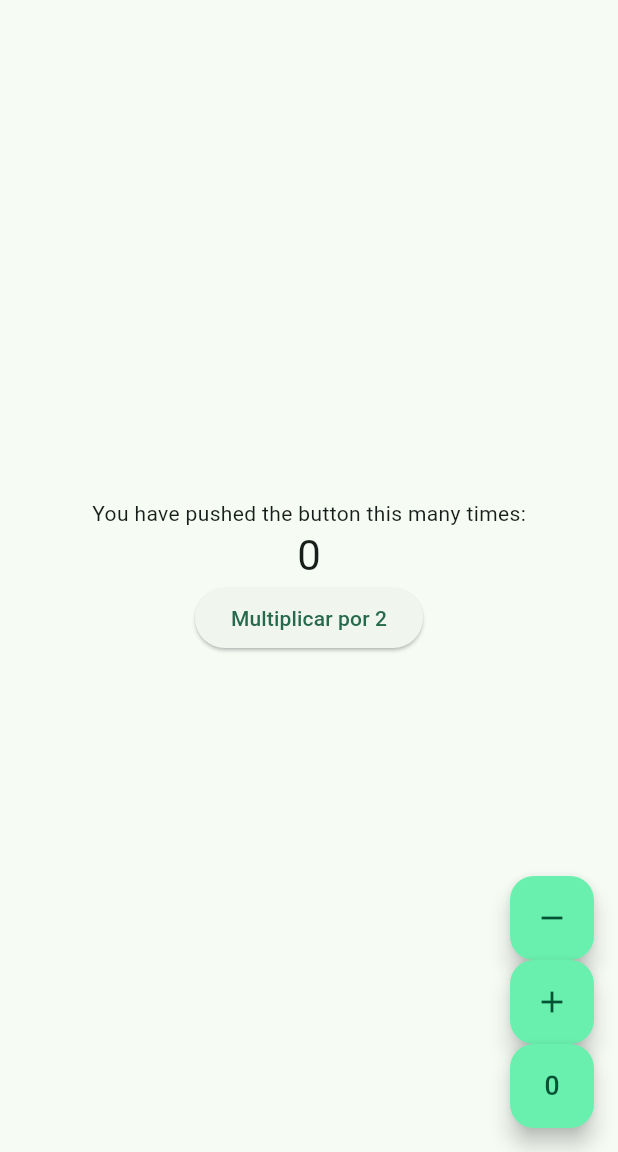
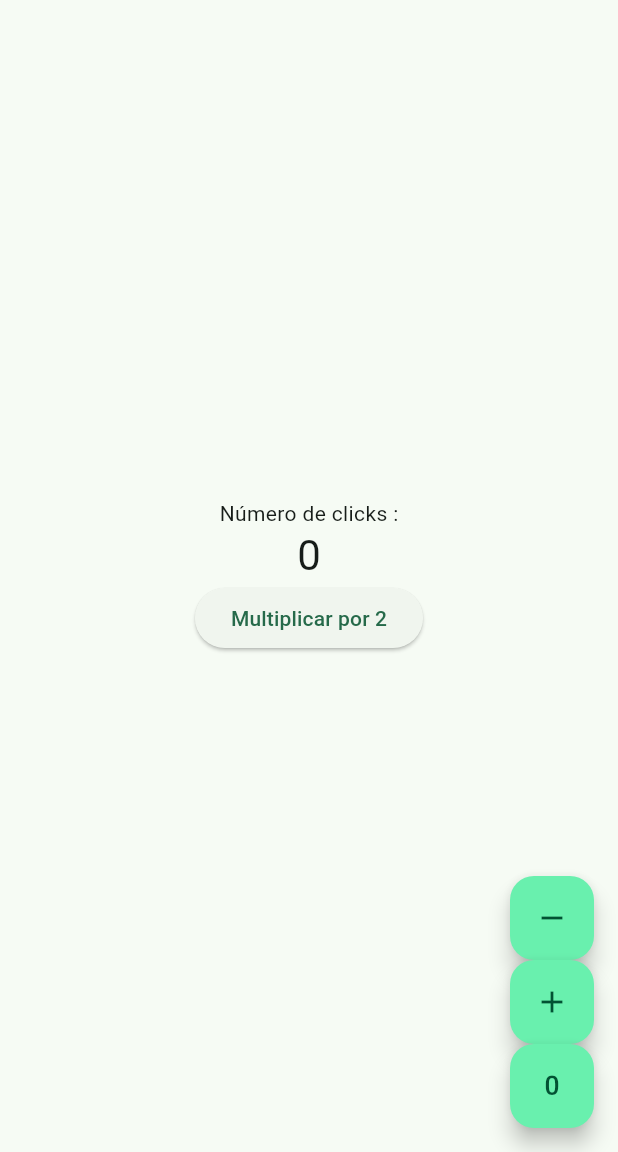
Before and after one commit to joaquinalbornozz/app_practica_2--contador-, a Flutter app: the screen it shows after launch, on a phone screen of 412 x 824 dp, the part 84-1236 px from its top. Run offline on Flutter 3.47's test engine with Material 3 defaults, Android fonts, the phone set to English and light mode, and no system bars.

Commit message:
practica_2

```diff
--- a/lib/src/cont_page.dart
+++ b/lib/src/cont_page.dart
@@ -2,15 +2,6 @@ import 'package:flutter/material.dart';
 
 class ContPage extends StatefulWidget {
   const ContPage({super.key, required this.title});
-
-  // This widget is the home page of your application. It is stateful, meaning
-  // that it has a State object (defined below) that contains fields that affect
-  // how it looks.
-
-  // This class is the configuration for the state. It holds the values (in this
-  // case the title) provided by the parent (in this case the App widget) and
-  // used by the build method of the State. Fields in a Widget subclass are
-  // always marked "final".
 
   final String title;
 
@@ -23,97 +14,76 @@ class _ContPageState extends State<ContPage> {
 
   void _incrementCounter() {
     setState(() {
-      // This call to setState tells the Flutter framework that something has
-      // changed in this State, which causes it to rerun the build method below
-      // so that the display can reflect the updated values. If we changed
-      // _counter without calling setState(), then the build method would not be
-      // called again, and so nothing would appear to happen.
       _counter++;
     });
   }
 
-  void _restar(){
-    setState((){
+  void _restar() {
+    setState(() {
       _counter--;
     });
   }
 
-  void _multimplicar(){
-    setState((){
-      _counter=_counter*2;
+  void _multimplicar() {
+    setState(() {
+      _counter = _counter * 2;
     });
   }
-  void _cerear(){
-    setState((){
-      _counter=0;
+
+  void _cerear() {
+    setState(() {
+      _counter = 0;
     });
   }
 
   @override
   Widget build(BuildContext context) {
-    // This method is rerun every time setState is called, for instance as done
-    // by the _incrementCounter method above.
-    //
-    // The Flutter framework has been optimized to make rerunning build methods
-    // fast, so that you can just rebuild anything that needs updating rather
-    // than having to individually change instances of widgets.
     return Scaffold(
       appBar: AppBar(
-        // TRY THIS: Try changing the color here to a specific color (to
-        // Colors.amber, perhaps?) and trigger a hot reload to see the AppBar
-        // change color while the other colors stay the same.
         backgroundColor: Theme.of(context).colorScheme.inversePrimary,
-        // Here we take the value from the MyHomePage object that was created by
-        // the App.build method, and use it to set our appbar title.
         title: Text(widget.title),
       ),
       body: Center(
-        // Center is a layout widget. It takes a single child and positions it
-        // in the middle of the parent.
         child: Column(
-          // Column is also a layout widget. It takes a list of children and
-          // arranges them vertically. By default, it sizes itself to fit its
-          // children horizontally, and tries to be as tall as its parent.
-          //
-          // Column has various properties to control how it sizes itself and
-          // how it positions its children. Here we use mainAxisAlignment to
-          // center the children vertically; the main axis here is the vertical
-          // axis because Columns are vertical (the cross axis would be
-          // horizontal).
-          //
-          // TRY THIS: Invoke "debug painting" (choose the "Toggle Debug Paint"
-          // action in the IDE, or press "p" in the console), to see the
-          // wireframe for each widget.
           mainAxisAlignment: MainAxisAlignment.center,
           children: <Widget>[
-            const Text(
-              'You have pushed the button this many times:',
-            ),
+            const Text('Número de clicks :'),
             Text(
               '$_counter',
               style: Theme.of(context).textTheme.headlineMedium,
             ),
-            ElevatedButton(onPressed: _multimplicar, child: const Text('Multiplicar por 2'))
+            ElevatedButton(
+                onPressed: _multimplicar,
+                child: const Text('Multiplicar por 2'))
           ],
         ),
       ),
-      floatingActionButton: _botones(), // This trailing comma makes auto-formatting nicer for build methods.
+      floatingActionButton: _botones(),
     );
   }
 
-  Widget _botones(){
-    return  Column(
-      //mainAxisAlignment: MainAxisAlignment.end,
+  Widget _botones() {
+    return Column(
       children: <Widget>[
         const Expanded(child: SizedBox()),
         FloatingActionButton(
-        onPressed: _restar,tooltip: 'Decrement', backgroundColor: Colors.greenAccent, child: const Icon(Icons.remove)),
-        const SizedBox(width: 30.0),
-        FloatingActionButton(onPressed: _incrementCounter, tooltip: 'Increment', backgroundColor: Colors.greenAccent, child: const Icon(Icons.add)),
+            onPressed: _restar,
+            tooltip: 'Decrementar',
+            backgroundColor: Colors.greenAccent,
+            child: const Icon(Icons.remove)),
         const SizedBox(width: 30.0),
         FloatingActionButton(
-        onPressed: _cerear, tooltip: 'Zero', backgroundColor: Colors.greenAccent, child: const Icon(Icons.exposure_zero)),
- ],
+            onPressed: _incrementCounter,
+            tooltip: 'Incrementar',
+            backgroundColor: Colors.greenAccent,
+            child: const Icon(Icons.add)),
+        const SizedBox(width: 30.0),
+        FloatingActionButton(
+            onPressed: _cerear,
+            tooltip: 'Cero',
+            backgroundColor: Colors.greenAccent,
+            child: const Icon(Icons.exposure_zero)),
+      ],
     );
   }
 }
--- a/pubspec.yaml
+++ b/pubspec.yaml
@@ -45,7 +45,7 @@ dev_dependencies:
   # activated in the `analysis_options.yaml` file located at the root of your
   # package. See that file for information about deactivating specific lint
   # rules and activating additional ones.
-  flutter_lints: ^4.0.0
+  flutter_lints: ^5.0.0
 
 # For information on the generic Dart part of this file, see the
 # following page: https://dart.dev/tools/pub/pubspec
```
Also changed, not shown: pubspec.lock, 1 other file.
